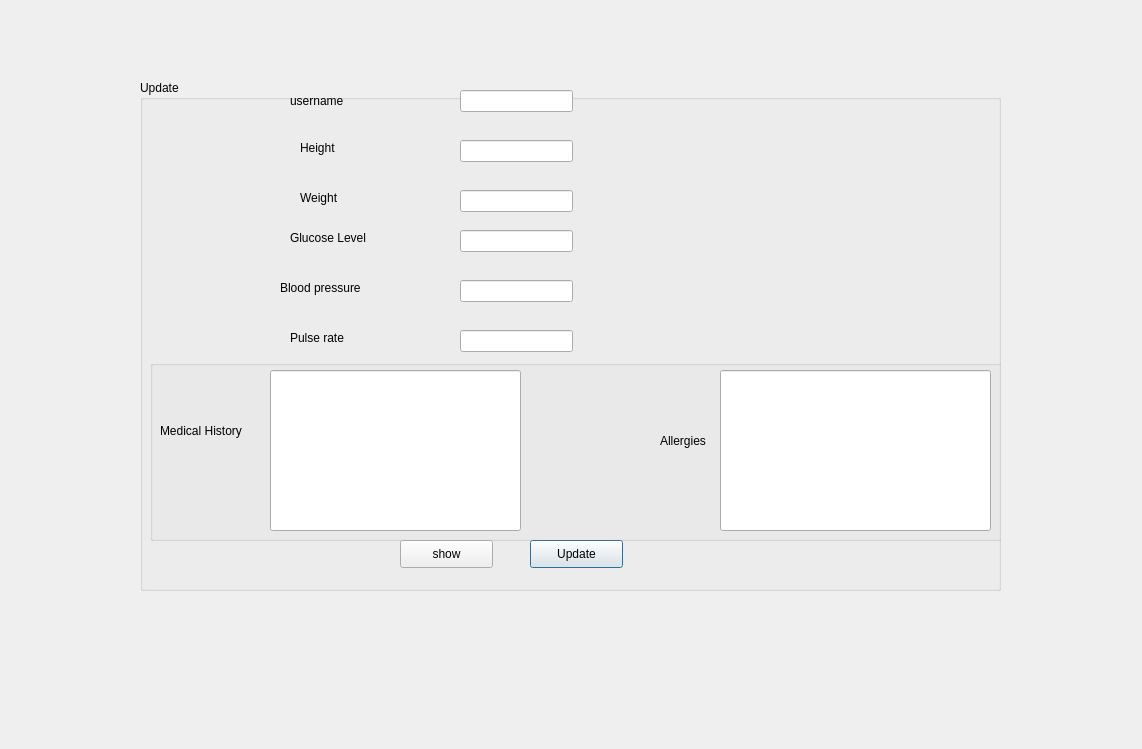
The window that Minor project - Copy/project/update.ui (rishabhs-s/Minor) describes before a commit, drawn with Qt 5.
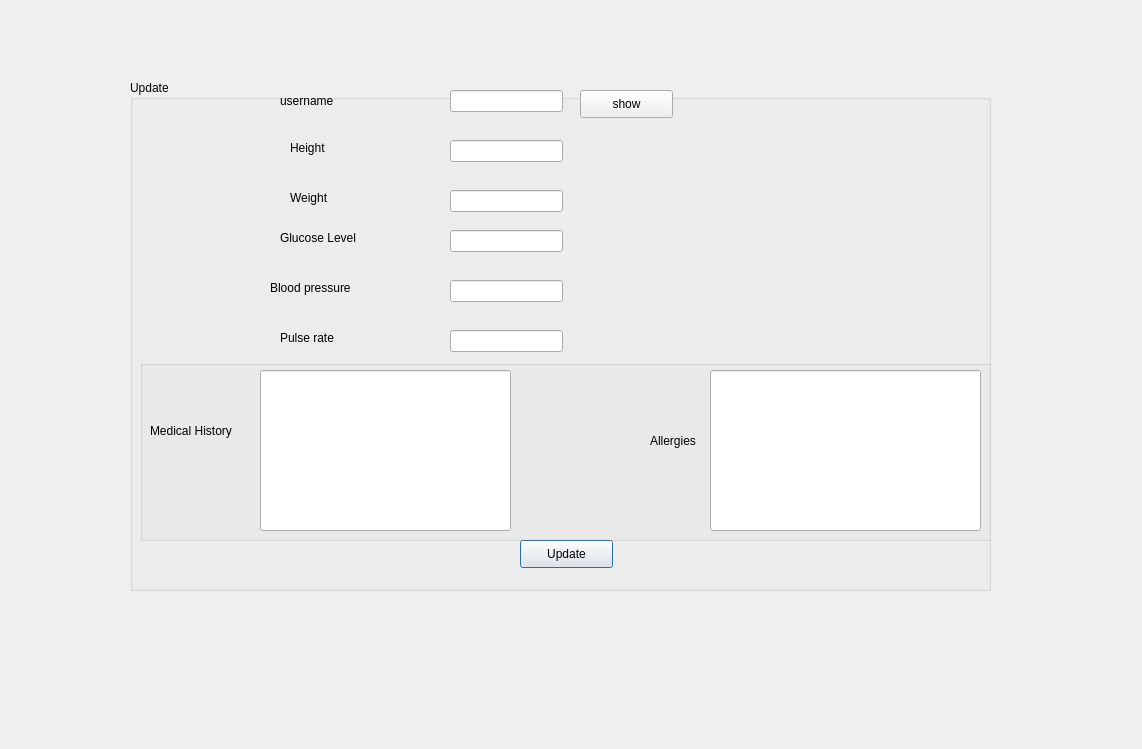
The same window after the commit.

```diff
--- a/Minor project - Copy/project/update.ui
+++ b/Minor project - Copy/project/update.ui
@@ -16,7 +16,7 @@
   <widget class="QGroupBox" name="groupBox">
    <property name="geometry">
     <rect>
-     <x>140</x>
+     <x>130</x>
      <y>80</y>
      <width>861</width>
      <height>511</height>
@@ -205,8 +205,8 @@
    <widget class="QPushButton" name="show">
     <property name="geometry">
      <rect>
-      <x>260</x>
-      <y>460</y>
+      <x>450</x>
+      <y>10</y>
       <width>93</width>
       <height>28</height>
      </rect>
```
